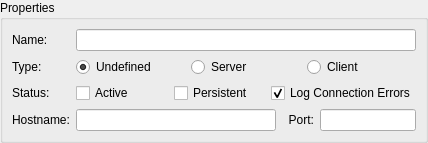
Qt form Resources/UI/qSlicerIGTLConnectorPropertyWidget.ui (openigtlink/OpenIGTLinkIF) before a commit.
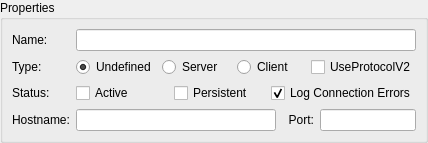
The same form after that commit.

```diff
--- a/Resources/UI/qSlicerIGTLConnectorPropertyWidget.ui
+++ b/Resources/UI/qSlicerIGTLConnectorPropertyWidget.ui
@@ -66,6 +66,13 @@
           </property>
          </widget>
         </item>
+        <item>
+          <widget class="QCheckBox" name="UseProtocolV2CheckBox">
+            <property name="text">
+            <string>UseProtocolV2</string>
+            </property>
+          </widget>
+        </item>
        </layout>
       </item>
       <item row="2" column="0">
```
